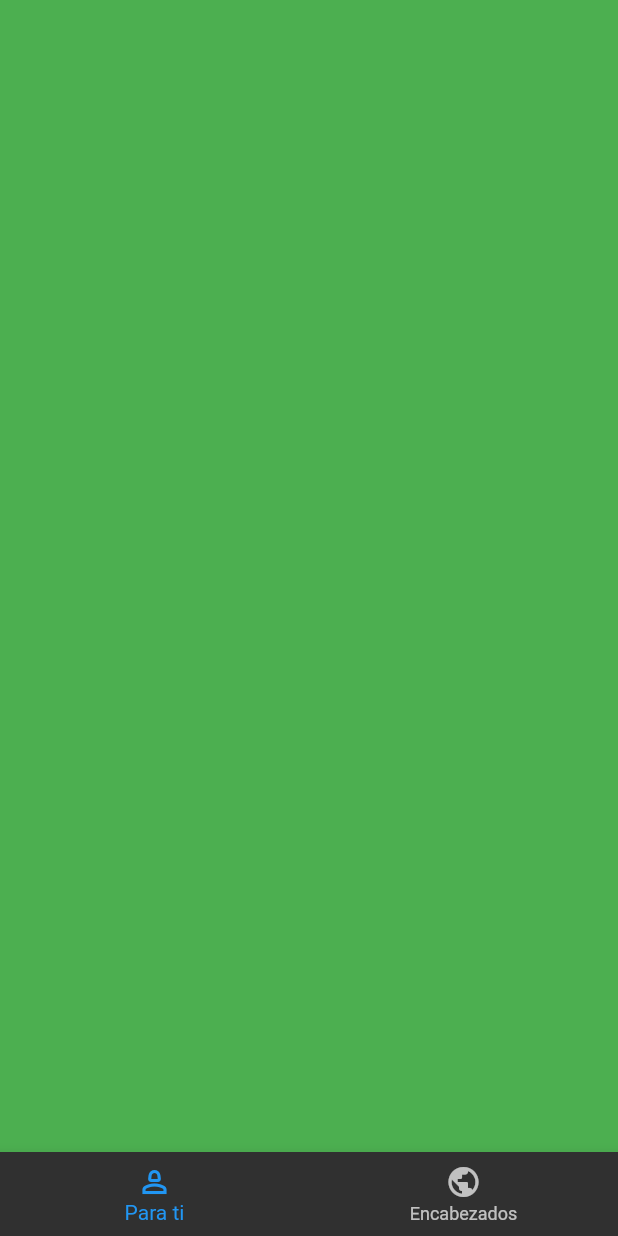
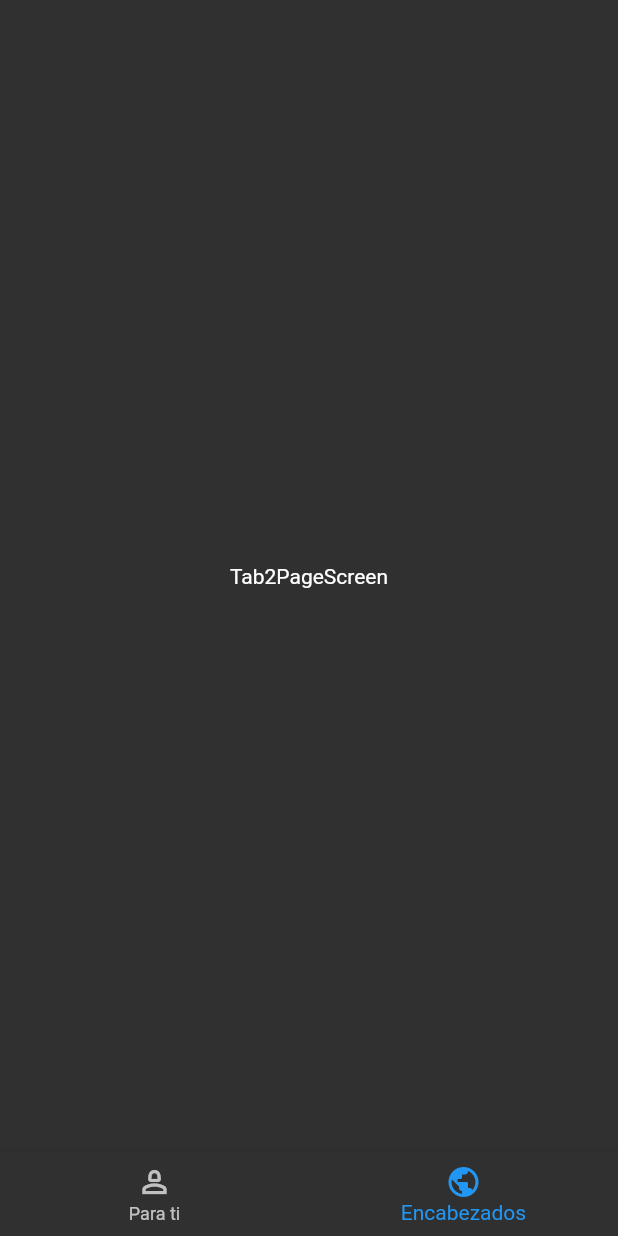
Before and after one commit to stevenmontes/news_app, a Flutter app: the screen it shows after launch, on a phone screen of 412 x 824 dp. Run offline on Flutter 3.47's test engine with Material 2 defaults, Android fonts, the phone set to English and light mode, and no system bars.

```diff
--- a/lib/src/pages/tab2_page.dart
+++ b/lib/src/pages/tab2_page.dart
@@ -0,0 +1,14 @@
+import 'package:flutter/material.dart';
+
+class Tab2Page extends StatelessWidget {
+  const Tab2Page({Key? key}) : super(key: key);
+
+  @override
+  Widget build(BuildContext context) {
+    return const Scaffold(
+      body: Center(
+        child: Text('Tab2PageScreen'),
+      ),
+    );
+  }
+}
--- a/lib/src/pages/tabs_page.dart
+++ b/lib/src/pages/tabs_page.dart
@@ -1,5 +1,6 @@
 import 'package:flutter/material.dart';
 import 'package:news_app/src/pages/tab1_page.dart';
+import 'package:news_app/src/pages/tab2_page.dart';
 import 'package:provider/provider.dart';
 
 class TabsPage extends StatelessWidget {
@@ -46,18 +47,13 @@ class _Pages extends StatelessWidget {
     return PageView(
       controller: navigationProvider.pageController,
       physics: const NeverScrollableScrollPhysics(),
-      children: [
-        const Tab1Page(),
-        Container(
-          color: Colors.green,
-        )
-      ],
+      children: const [Tab1Page(), Tab2Page()],
     );
   }
 }
 
 class _NavigationProvider extends ChangeNotifier {
-  int _currentPage = 0;
+  int _currentPage = 1;
   final PageController _pageController = PageController(initialPage: 1);
 
   int get currentPage => _currentPage;
```
Also changed, not shown: lib/src/pages/tab1_page.dart (+16 -2 lines).
